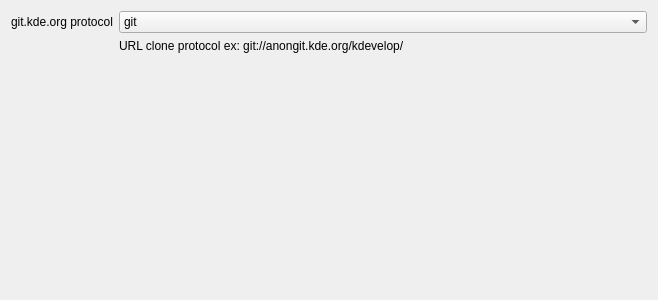
The window that kdeintegration/kdeprovider/kdeconfig.ui (KDE/kdevelop) describes before a commit, drawn with Qt 5.
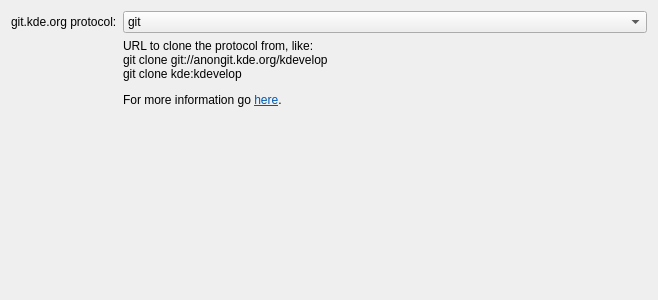
The same window after the commit.

Commit message:
More improvements in the git protocol settings
Improve the information on the dialog
Fix initialization values

The edit to the form file:
```diff
--- a/kdeintegration/kdeprovider/kdeconfig.ui
+++ b/kdeintegration/kdeprovider/kdeconfig.ui
@@ -10,14 +10,17 @@
     <height>300</height>
    </rect>
   </property>
-  <layout class="QFormLayout" name="formLayout">
-   <property name="fieldGrowthPolicy">
-    <enum>QFormLayout::AllNonFixedFieldsGrow</enum>
-   </property>
+  <layout class="QGridLayout" name="gridLayout">
    <item row="0" column="0">
     <widget class="QLabel" name="label">
+     <property name="sizePolicy">
+      <sizepolicy hsizetype="Fixed" vsizetype="Preferred">
+       <horstretch>0</horstretch>
+       <verstretch>0</verstretch>
+      </sizepolicy>
+     </property>
      <property name="text">
-      <string>git.kde.org protocol</string>
+      <string>git.kde.org protocol:</string>
      </property>
     </widget>
    </item>
@@ -48,7 +51,13 @@
    <item row="1" column="1">
     <widget class="QLabel" name="label_2">
      <property name="text">
-      <string>URL clone protocol ex: git://anongit.kde.org/kdevelop/</string>
+      <string>&lt;html&gt;&lt;head/&gt;&lt;body&gt;&lt;p&gt;URL to clone the protocol from, like:&lt;br/&gt;git clone git://anongit.kde.org/kdevelop&lt;br/&gt;git clone kde:kdevelop&lt;/p&gt;&lt;p&gt;For more information go &lt;a href=&quot;http://community.kde.org/Sysadmin/GitKdeOrgManual#Overview_of_repository_URL_schemes&quot;&gt;&lt;span style=&quot; text-decoration: underline; color:#0057ae;&quot;&gt;here&lt;/span&gt;&lt;/a&gt;.&lt;/p&gt;&lt;/body&gt;&lt;/html&gt;</string>
+     </property>
+     <property name="textFormat">
+      <enum>Qt::RichText</enum>
+     </property>
+     <property name="alignment">
+      <set>Qt::AlignLeading|Qt::AlignLeft|Qt::AlignTop</set>
      </property>
     </widget>
    </item>
```
The commit also changes 2 other files.
